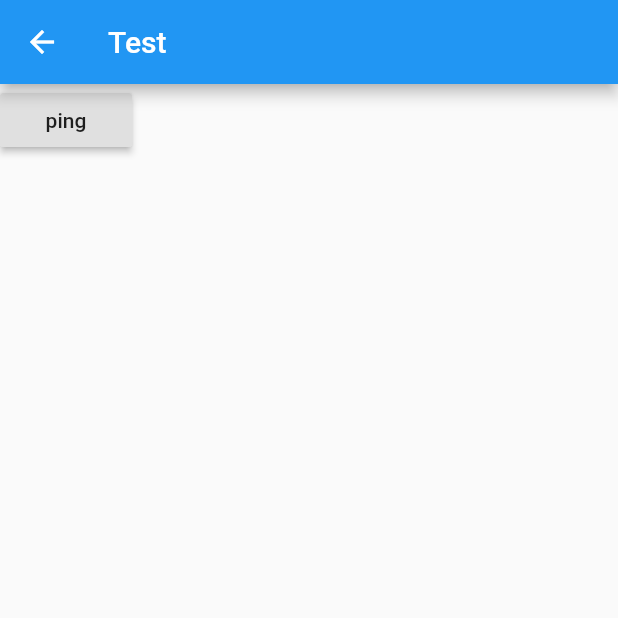
After one commit to dhvaneshshah97/Instapost_Flutter, a Flutter app: the Test screen opened directly, after a tap on "ping", on a phone screen of 412 x 824 dp, the top half of it. The commit adds this screen. Run offline on Flutter 3.47's test engine with Material 2 defaults, Android fonts, the phone set to English and light mode, and no system bars; network calls fail.

```diff
--- a/lib/main.dart
+++ b/lib/main.dart
@@ -1,7 +1,21 @@
 import 'package:flutter/material.dart';
 import './screens/auth_screen.dart';
+import 'dart:io';
+import './providers/auth.dart';
+import 'package:provider/provider.dart';
+
+// Below code is added to remove a certificate error named -> "unable to get local issuer certificate"
+class MyHttpOverrides extends HttpOverrides {
+  @override
+  HttpClient createHttpClient(SecurityContext context) {
+    return super.createHttpClient(context)
+      ..badCertificateCallback =
+          (X509Certificate cert, String host, int port) => true;
+  }
+}
 
 void main() {
+  HttpOverrides.global = new MyHttpOverrides();
   runApp(MyApp());
 }
 
@@ -9,25 +23,16 @@ class MyApp extends StatelessWidget {
   // This widget is the root of your application.
   @override
   Widget build(BuildContext context) {
-    return MaterialApp(
-      title: 'Flutter Demo',
-      theme: ThemeData(
-        // This is the theme of your application.
-        //
-        // Try running your application with "flutter run". You'll see the
-        // application has a blue toolbar. Then, without quitting the app, try
-        // changing the primarySwatch below to Colors.green and then invoke
-        // "hot reload" (press "r" in the console where you ran "flutter run",
-        // or simply save your changes to "hot reload" in a Flutter IDE).
-        // Notice that the counter didn't reset back to zero; the application
-        // is not restarted.
-        primarySwatch: Colors.blue,
-        // This makes the visual density adapt to the platform that you run
-        // the app on. For desktop platforms, the controls will be smaller and
-        // closer together (more dense) than on mobile platforms.
-        visualDensity: VisualDensity.adaptivePlatformDensity,
+    return ChangeNotifierProvider(
+      create: (ctx) => Auth(),
+      child: MaterialApp(
+        title: 'Flutter Demo',
+        theme: ThemeData(
+          primarySwatch: Colors.blue,
+          visualDensity: VisualDensity.adaptivePlatformDensity,
+        ),
+        home: AuthScreen(),
       ),
-      home: AuthScreen(),
     );
   }
 }
--- /dev/null
+++ b/lib/models/http_exception.dart
@@ -0,0 +1,10 @@
+class HttpException implements Exception {
+  final String message;
+
+  HttpException(this.message);
+
+  @override
+  String toString() {
+    return message;
+  }
+}
--- /dev/null
+++ b/lib/screens/test.dart
@@ -0,0 +1,51 @@
+import 'package:flutter/material.dart';
+import 'dart:convert' as convert;
+import 'package:http/http.dart' as http;
+
+class Test extends StatefulWidget {
+  @override
+  _TestState createState() => _TestState();
+}
+
+class _TestState extends State<Test> {
+  bool showPong = false;
+  String finalmsg = '';
+
+  void getPing() async {
+    var response = await http.get('https://bismarck.sdsu.edu/api/ping');
+    if (response.statusCode == 200) {
+      var jsonResponse = convert.jsonDecode(response.body);
+      var message = jsonResponse['message'];
+      this.finalmsg = message;
+      print(message);
+    } else {
+      print('Request failed with status: ${response.statusCode}.');
+    }
+    setState(() {
+      showPong = true;
+    });
+  }
+
+  @override
+  Widget build(BuildContext context) {
+    return Scaffold(
+      appBar: AppBar(
+        title: Text('Test'),
+      ),
+      body: Container(
+        child: Column(
+          children: [
+            RaisedButton(
+              onPressed: getPing,
+              child: Text('ping'),
+            ),
+            SizedBox(
+              height: 50.0,
+            ),
+            showPong ? Text(this.finalmsg) : SizedBox(),
+          ],
+        ),
+      ),
+    );
+  }
+}
--- a/pubspec.yaml
+++ b/pubspec.yaml
@@ -23,6 +23,8 @@ environment:
 dependencies:
   flutter:
     sdk: flutter
+  http: ^0.12.2
+  provider: ^4.3.2+2
 
 
   # The following adds the Cupertino Icons font to your application.
```
Also changed, not shown: lib/providers/auth.dart (added, +58 -0 lines), lib/screens/auth_screen.dart (+104 -7 lines), lib/network/certificate.dart (added), pubspec.lock.
